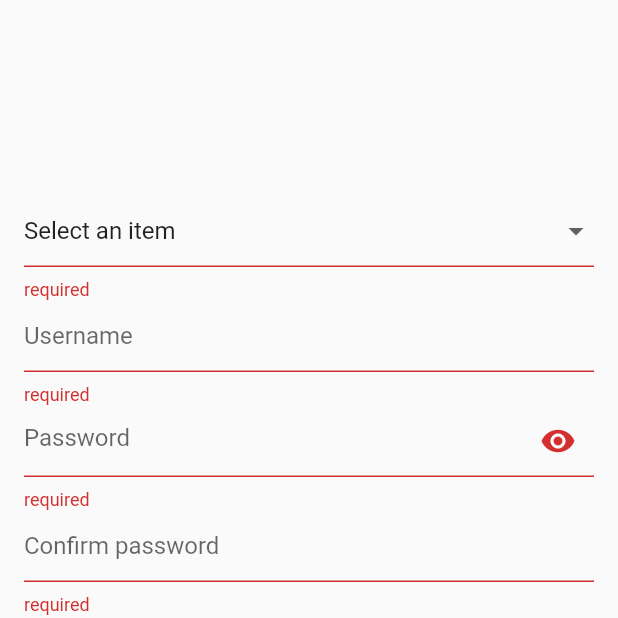
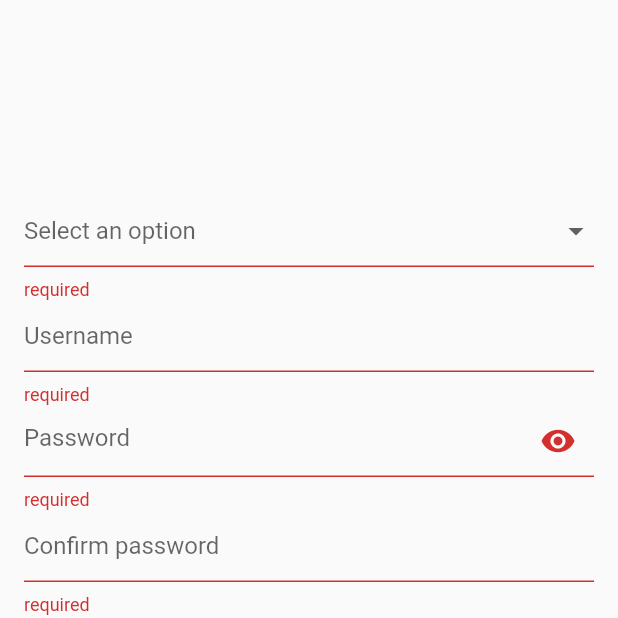
Before and after one commit to Bilik-fr/flutter_floc, a Flutter app: the screen it shows after launch, after a tap on "Validate", on a phone screen of 412 x 824 dp, the top half of it. Run offline on Flutter 3.47's test engine with Material 2 defaults, Android fonts, the phone set to English and light mode, and no system bars; our stand-ins replace equatable, flutter_bloc; missing offline and left inert: bloc_test.

Commit message:
bump: 0.0.0-dev.6

```diff
--- a/example/lib/main.dart
+++ b/example/lib/main.dart
@@ -54,19 +54,17 @@ class ExampleForm extends StatelessWidget {
       child: Column(
         mainAxisAlignment: MainAxisAlignment.center,
         children: <Widget>[
-          DropdownButtonFormFieldBlocBuilder<ExampleFormBloc>(
-              fieldName: 'dropdown',
-              itemsBuilder: (items) {
-                return items
-                    .map((item) => DropdownMenuItem(
-                          child: Text(item != null
-                              ? item.toString()
-                              : 'Select an item'),
-                          value: item,
-                        ))
-                    .toList();
-              },
-              items: [null, 1, 2, 3, 4, 6]),
+          DropdownButtonFormFieldBlocBuilder<ExampleFormBloc, int>(
+            fieldName: 'dropdown',
+            hint: Text('Select an option'),
+            items: [1, 2, 3, 4, 6],
+            itemBuilder: (context, item) {
+              return DropdownMenuItem(
+                child: Text(item.toString()),
+                value: item,
+              );
+            },
+          ),
           TextFieldBlocBuilder<ExampleFormBloc>(
             fieldName: 'username',
             decoration: InputDecoration(hintText: 'Username'),
--- a/lib/src/dropdown_button_field_bloc_builder.dart
+++ b/lib/src/dropdown_button_field_bloc_builder.dart
@@ -2,14 +2,17 @@ import 'package:flutter/material.dart';
 import 'package:flutter_bloc/flutter_bloc.dart';
 import 'package:flutter_floc/flutter_floc.dart';
 
-class DropdownButtonFormFieldBlocBuilder<T extends FormBloc>
+class DropdownButtonFormFieldBlocBuilder<T extends FormBloc, Value>
     extends StatelessWidget {
+  /// Fieldname to map with a field of the parent FormBloc in the widget tree
   final String fieldName;
-  final List<Object?> items;
+  final List<Value>? items;
   final Widget? hint;
-  final InputDecoration? decoration;
-  final List<DropdownMenuItem<Object>> Function(List<Object?>) itemsBuilder;
-  final AlignmentGeometry? alignment;
+  final Widget? disabledHint;
+  final InputDecoration decoration;
+  final DropdownMenuItem<Value> Function(BuildContext context, Value item)
+      itemBuilder;
+  final AlignmentGeometry alignment;
   final VoidCallback? onTap;
   final int elevation = 8;
   final TextStyle? style;
@@ -33,10 +36,11 @@ class DropdownButtonFormFieldBlocBuilder<T extends FormBloc>
     Key? key,
     required this.fieldName,
     required this.items,
+    required this.itemBuilder,
     this.hint,
-    this.decoration,
-    required this.itemsBuilder,
-    this.alignment,
+    this.disabledHint,
+    this.decoration = const InputDecoration(),
+    this.alignment = AlignmentDirectional.centerStart,
     this.onTap,
     this.style,
     this.icon,
@@ -58,13 +62,16 @@ class DropdownButtonFormFieldBlocBuilder<T extends FormBloc>
       buildWhen: (previous, current) =>
           previous.fields[this.fieldName] != current.fields[this.fieldName],
       builder: (context, state) {
-        print(items);
-        return DropdownButtonFormField(
-          decoration: _buildDecoration(context, decoration),
-          items: itemsBuilder(items),
+        return DropdownButtonFormField<Value>(
+          decoration: _buildDecoration(context),
+          items: items?.map((e) => itemBuilder(context, e)).toList(),
           hint: hint,
-          onChanged: (value) =>
-              context.read<T>().updateField(this.fieldName, value),
+          disabledHint: disabledHint,
+          alignment: alignment,
+          elevation: elevation,
+          onChanged: (value) {
+            context.read<T>().updateField(this.fieldName, value);
+          },
           value: state.fields[this.fieldName]?.value,
           onTap: onTap,
           style: style,
@@ -88,16 +95,9 @@ class DropdownButtonFormFieldBlocBuilder<T extends FormBloc>
     );
   }
 
-  InputDecoration _buildDecoration(
-      BuildContext context, InputDecoration? decoration) {
-    if (decoration != null)
-      return decoration.copyWith(
-        errorText: context.read<T>().fieldError(fieldName),
-      );
-    else {
-      return InputDecoration(
-        errorText: context.read<T>().fieldError(fieldName),
-      );
-    }
+  InputDecoration _buildDecoration(BuildContext context) {
+    return decoration.copyWith(
+      errorText: context.read<T>().fieldError(fieldName),
+    );
   }
 }
--- a/pubspec.yaml
+++ b/pubspec.yaml
@@ -1,6 +1,6 @@
 name: flutter_floc
-description: Flutter FormBLoC helps you to create a form within a minute, reducing the boilerplate and providing helpers to link the view to the form state.
-version: 0.0.0-dev.6
+description: Flutter Floc helps you to create a form within a minute, reducing the boilerplate and providing helpers to link the view to the form state.
+version: 0.0.0-dev.7
 homepage:
 repository: https://github.com/Bilik-fr/flutter_floc/
 
```
Also changed, not shown: example/pubspec.lock, 1 other file.
